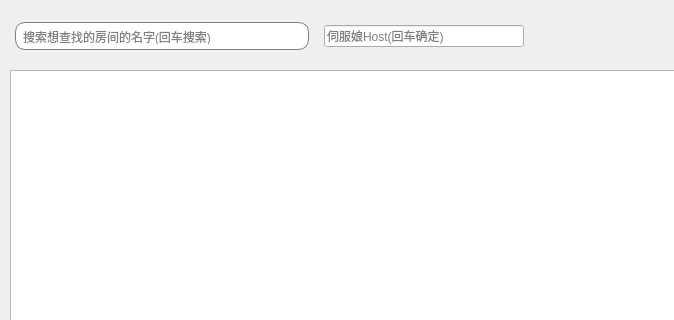
Above: visualizationSrc/qtUI/OnlineServer/onlineServer.ui from NWYLZW/A-Language-IDE before the change; both pictures show x 0 to 674 and y 0 to 320 of the 1152 by 651 pixel window. Below: the same form after it.
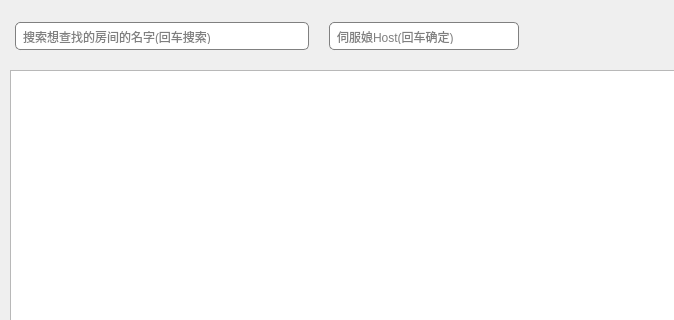
That is the form after the change. Icons and pictures are not drawn.

Patch:
```diff
--- a/visualizationSrc/qtUI/OnlineServer/onlineServer.ui
+++ b/visualizationSrc/qtUI/OnlineServer/onlineServer.ui
@@ -136,7 +136,7 @@
 	margin: 5px;
 	padding: 5px;
 	border: 1px solid gray;
-	border-radius: 10px;
+	border-radius: 5px;
 }</string>
       </property>
       <property name="placeholderText">
@@ -153,11 +153,11 @@
        </size>
       </property>
       <property name="styleSheet">
-       <string notr="true">#serverHost{
+       <string notr="true">#serverHost_Input{
 	margin: 5px;
 	padding: 5px;
 	border: 1px solid gray;
-	border-radius: 10px;
+	border-radius: 5px;
 }</string>
       </property>
       <property name="placeholderText">
```
